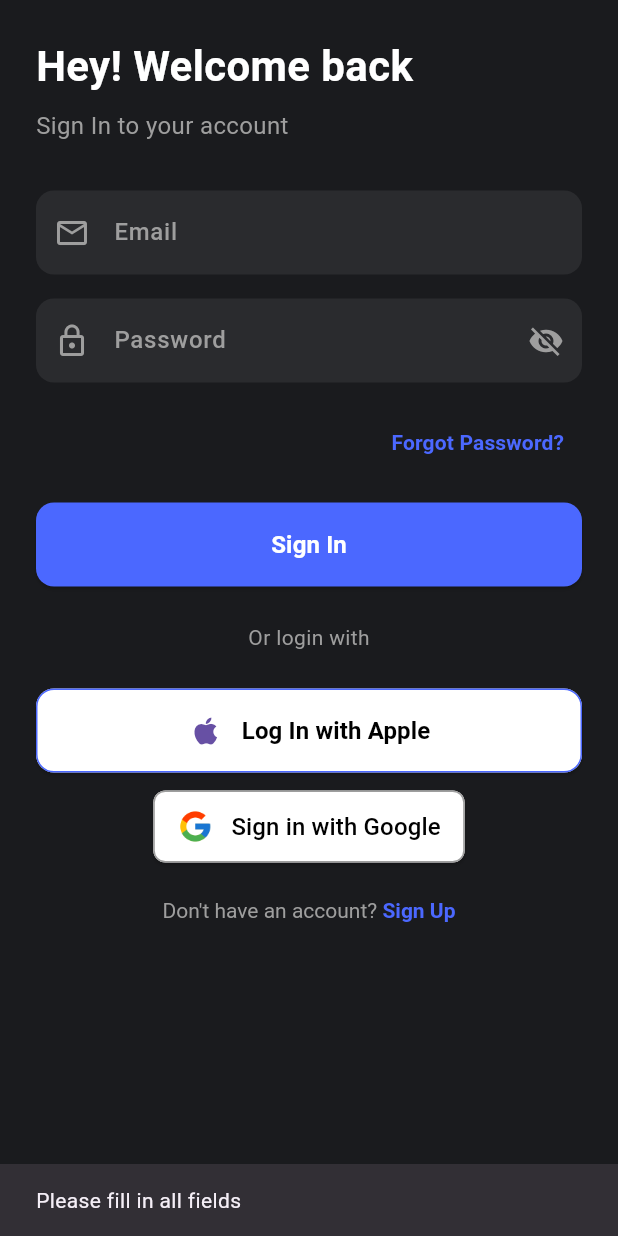
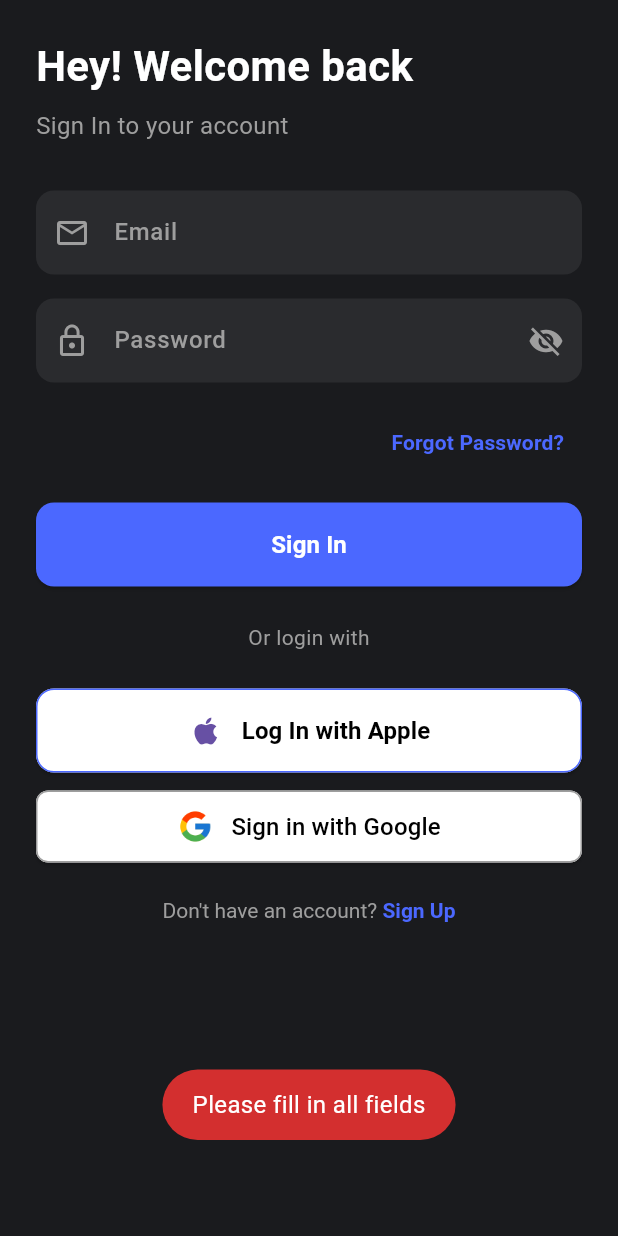
Before and after one commit to kongpda/fork_flutter_project_II, a Flutter app: the LoginScreen screen opened by its route, after a tap on "Sign In", on a phone screen of 412 x 824 dp. Run offline on Flutter 3.47's test engine with Material 3 defaults, Android fonts, the phone set to English and light mode, and no system bars; our stand-ins replace device_info_plus, flutter_secure_storage, fluttertoast, google_sign_in, shared_preferences; accounts and stored records are empty.

Commit message:
update google sign-in to make it work with iso & android

```diff
--- a/lib/auth/login_screen.dart
+++ b/lib/auth/login_screen.dart
@@ -9,7 +9,8 @@ import 'package:provider/provider.dart';
 import 'auth.dart';
 import '../utils/device_utils.dart';
 import '../services/auth_service.dart';
-import '../widgets/google_sign_in_button.dart';
+import '../widgets/google_auth_button.dart';
+import '../widgets/error_message.dart';
 
 class LoginScreen extends StatefulWidget {
   const LoginScreen({super.key});
@@ -117,16 +118,12 @@ class _LoginScreenState extends State<LoginScreen> {
 
                     if (email.isEmpty || password.isEmpty) {
                       if (!mounted) return;
-                      ScaffoldMessenger.of(context).showSnackBar(
-                        const SnackBar(
-                            content: Text('Please fill in all fields')),
-                      );
+                      showErrorToast('Please fill in all fields');
                       return;
                     }
 
                     // Store context before async gap
                     final navigator = Navigator.of(context);
-                    final scaffoldMessenger = ScaffoldMessenger.of(context);
 
                     // Show loading indicator
                     if (!mounted) return;
@@ -160,25 +157,15 @@ class _LoginScreenState extends State<LoginScreen> {
                               builder: (context) => const MainScreen()),
                         );
                       } else {
-                        scaffoldMessenger.showSnackBar(
-                          SnackBar(
-                            content: Text(result['message'] ??
-                                'Invalid email or password'),
-                            backgroundColor: Colors.red,
-                          ),
-                        );
+                        showErrorToast(
+                            result['message'] ?? 'Invalid email or password');
                       }
                     } catch (e) {
                       // Close loading indicator
                       if (!mounted) return;
                       navigator.pop();
 
-                      scaffoldMessenger.showSnackBar(
-                        const SnackBar(
-                          content: Text('An error occurred. Please try again.'),
-                          backgroundColor: Colors.red,
-                        ),
-                      );
+                      showErrorToast('An error occurred. Please try again.');
                     }
                   },
                 ),
@@ -202,7 +189,9 @@ class _LoginScreenState extends State<LoginScreen> {
                       onPressed: () {},
                     ),
                     const SizedBox(height: 12),
-                    const GoogleSignInButton(),
+                    const GoogleAuthButton(
+                      buttonText: 'Sign in with Google',
+                    ),
                   ],
                 ),
                 const SizedBox(height: 24),
--- a/lib/services/api_constants.dart
+++ b/lib/services/api_constants.dart
@@ -3,8 +3,7 @@ class ApiConstants {
   static const String authToken = '$baseUrl/auth/token';
   static const String verifyToken = '$baseUrl/auth/verify';
   static const String authRegister = '$baseUrl/auth/register';
-  static const String googleRedirect = '$baseUrl/auth/google/redirect';
-  static const String googleCallback = '$baseUrl/auth/google/callback';
-  static const String googleLogin = '$baseUrl/auth/google/login';
+  static const String socialLogin = '$baseUrl/auth/social-login';
+
   // Add other API endpoints here
 }
--- a/lib/widgets/google_sign_in_button.dart
+++ b/lib/widgets/google_auth_button.dart
@@ -1,11 +1,15 @@
 import 'package:flutter/material.dart';
 import 'package:provider/provider.dart';
-import '../services/auth_service.dart';
 import '../auth/auth.dart';
 import '../main_screen.dart';
 
-class GoogleSignInButton extends StatelessWidget {
-  const GoogleSignInButton({super.key});
+class GoogleAuthButton extends StatelessWidget {
+  final String buttonText;
+
+  const GoogleAuthButton({
+    super.key,
+    this.buttonText = 'Sign in with Google',
+  });
 
   @override
   Widget build(BuildContext context) {
@@ -14,6 +18,7 @@ class GoogleSignInButton extends StatelessWidget {
         backgroundColor: Colors.white,
         foregroundColor: Colors.black,
         padding: const EdgeInsets.symmetric(horizontal: 16, vertical: 12),
+        minimumSize: const Size.fromHeight(48),
         shape: RoundedRectangleBorder(
           borderRadius: BorderRadius.circular(8),
           side: const BorderSide(color: Colors.grey),
@@ -30,21 +35,15 @@ class GoogleSignInButton extends StatelessWidget {
             ),
           );
 
-          print('Starting Google Sign In...'); // Debug log
-          final result = await AuthService.signInWithGoogle();
-          print('Sign In Result: $result'); // Debug log
+          final authProvider =
+              Provider.of<AuthProvider>(context, listen: false);
+          final result = await authProvider.signInWithGoogle();
 
           // Close loading indicator
           if (!context.mounted) return;
           Navigator.pop(context);
 
           if (result['success']) {
-            // Store token in auth provider
-            final token = result['data']['token'];
-            final authProvider =
-                Provider.of<AuthProvider>(context, listen: false);
-            await authProvider.setToken(token);
-
             // Navigate to main screen
             if (!context.mounted) return;
             Navigator.pushReplacement(
@@ -54,37 +53,34 @@ class GoogleSignInButton extends StatelessWidget {
           } else {
             ScaffoldMessenger.of(context).showSnackBar(
               SnackBar(
-                content: Text(result['message'] ?? 'Google sign in failed'),
+                content:
+                    Text(result['message'] ?? 'Google authentication failed'),
                 backgroundColor: Colors.red,
               ),
             );
           }
-        } catch (e, stackTrace) {
-          print('Error during Google Sign In: $e'); // Debug log
-          print('Stack trace: $stackTrace'); // Debug log
-
+        } catch (e) {
           if (!context.mounted) return;
           Navigator.pop(context); // Close loading indicator
           ScaffoldMessenger.of(context).showSnackBar(
             SnackBar(
-              content: Text('Sign in error: ${e.toString()}'),
+              content: Text('Authentication error: ${e.toString()}'),
               backgroundColor: Colors.red,
             ),
           );
         }
       },
       child: Row(
-        mainAxisSize: MainAxisSize.min,
         mainAxisAlignment: MainAxisAlignment.center,
         children: [
           Image.asset(
             'assets/images/google_logo.png',
             height: 24.0,
           ),
-          const SizedBox(width: 12.0),
-          const Text(
-            'Sign in with Google',
-            style: TextStyle(
+          const SizedBox(width: 12),
+          Text(
+            buttonText,
+            style: const TextStyle(
               fontSize: 16,
               fontWeight: FontWeight.w500,
             ),
```
Also changed, not shown: lib/auth/auth.dart (+42 -12 lines), lib/auth/signup_screen.dart (+6 -11 lines), lib/services/auth_service.dart (+151 -155 lines), lib/widgets/error_message.dart (added, +65 -0 lines), 1 other file.
